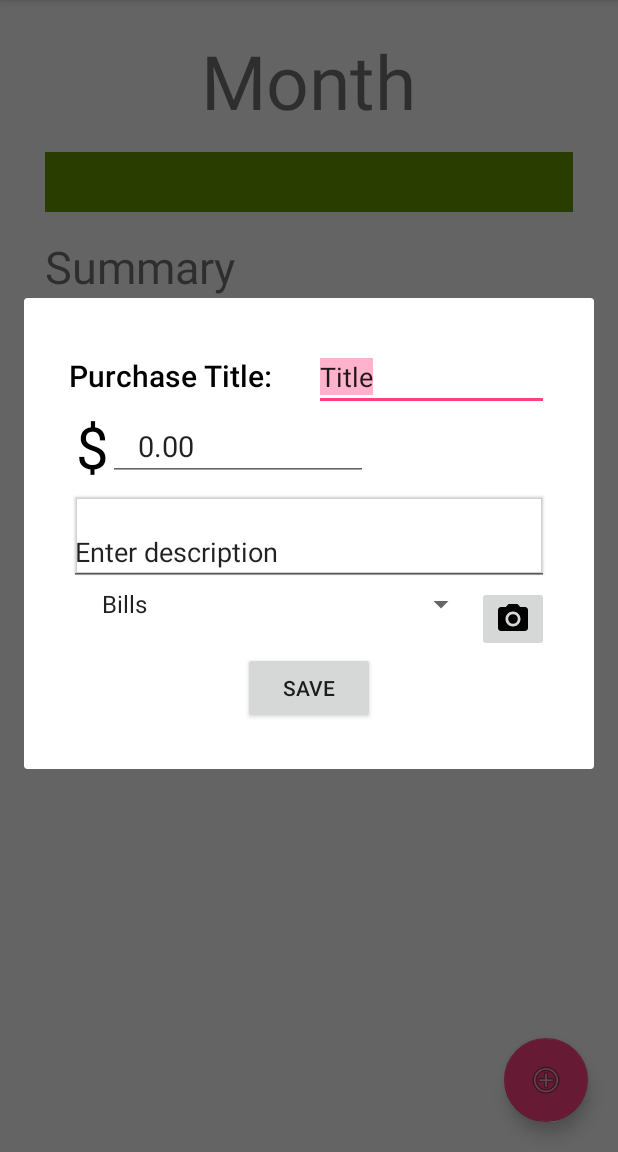
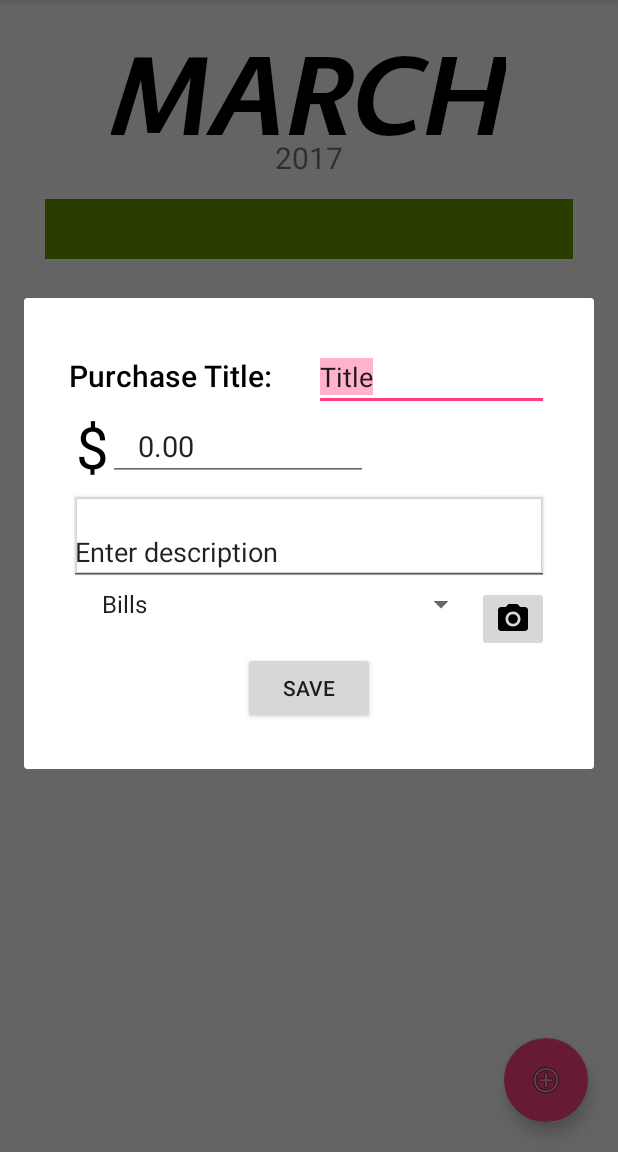
Before and after one commit to bryannaphan/FundGuy, an Android app: the MainActivity screen opened directly, with no data from a screen before it, after a tap on an icon or button, on a phone screen of 412 x 824 dp, the part 84-1236 px from its top. Run offline under Robolectric (Android 15) with nearby library versions, the phone set to English and light mode, and no system bars.

Commit message:
made changes to mainActivity

```diff
--- a/app/src/main/java/edu/ucsb/cs/cs185/bryannaphan/fundguy/DetailsActivity.java
+++ b/app/src/main/java/edu/ucsb/cs/cs185/bryannaphan/fundguy/DetailsActivity.java
@@ -22,8 +22,11 @@ public class DetailsActivity extends AppCompatActivity {
         TextView titleView = (TextView) findViewById(R.id.titleDetail);
         titleView.setText(title);
 
+        // TODO: Get the amount to print with two decimal places
         TextView amountView = (TextView) findViewById(R.id.amountDetail);
         amountView.setText(amount.toString());
+        // amount.setText(String.format("%.2f", amount));
+
 
         TextView descriptionView = (TextView) findViewById(R.id.descriptionDetail);
         descriptionView.setText(description);
--- a/app/src/main/java/edu/ucsb/cs/cs185/bryannaphan/fundguy/MainActivity.java
+++ b/app/src/main/java/edu/ucsb/cs/cs185/bryannaphan/fundguy/MainActivity.java
@@ -1,6 +1,7 @@
 package edu.ucsb.cs.cs185.bryannaphan.fundguy;
 
 import android.content.Intent;
+import android.graphics.Typeface;
 import android.os.Bundle;
 import android.support.design.widget.FloatingActionButton;
 import android.support.design.widget.Snackbar;
@@ -16,7 +17,11 @@ import android.view.Menu;
 import android.view.MenuItem;
 import android.widget.AdapterView;
 import android.widget.ListView;
+import android.widget.TextView;
 import android.widget.Toast;
+
+import java.util.Calendar;
+import java.util.Locale;
 
 public class MainActivity extends AppCompatActivity
         implements NavigationView.OnNavigationItemSelectedListener {
@@ -28,6 +33,17 @@ public class MainActivity extends AppCompatActivity
         setContentView(R.layout.activity_main);
         Toolbar toolbar = (Toolbar) findViewById(R.id.toolbar);
         setSupportActionBar(toolbar);
+
+        // Getting Month
+        Calendar cal = Calendar.getInstance();
+        String month = String.format(Locale.US,"%tB",cal).toUpperCase();
+
+        // Importing title font
+        TextView monthText = (TextView)findViewById(R.id.month);
+        Typeface custom_font = Typeface.createFromAsset(getAssets(), "fonts/Route159-BoldItalic.otf");
+        monthText.setTypeface(custom_font);
+        monthText.setText(month);
+
 
         FloatingActionButton fab = (FloatingActionButton) findViewById(R.id.fab);
         fab.setOnClickListener(new View.OnClickListener() {
--- a/app/src/main/res/layout/activity_login.xml
+++ b/app/src/main/res/layout/activity_login.xml
@@ -82,6 +82,7 @@
                 android:layout_width="match_parent"
                 android:layout_height="wrap_content"
                 android:maxLines="1"
+                android:inputType="textPassword"
                 android:id="@+id/passwordEdit" />
 
         </LinearLayout>
--- a/app/src/main/res/layout/content_main.xml
+++ b/app/src/main/res/layout/content_main.xml
@@ -12,15 +12,28 @@
     tools:context="edu.ucsb.cs.cs185.bryannaphan.fundguy.MainActivity"
     tools:showIn="@layout/app_bar_main">
 
+    <LinearLayout
+        android:orientation="vertical"
+        android:layout_width="match_parent"
+        android:layout_height="match_parent">
+
         <TextView
             android:text="Month"
             android:layout_width="wrap_content"
+            android:layout_height="91dp"
+            android:id="@+id/month"
+            android:textSize="70sp"
+            android:textColor="@color/black"
+            android:layout_gravity="center_horizontal"
+            android:paddingTop="20dp" />
+
+        <TextView
+            android:text="2017"
+            android:layout_width="wrap_content"
             android:layout_height="wrap_content"
-        android:id="@+id/month"
-        android:textSize="50sp"
-        android:layout_alignParentTop="true"
-        android:layout_centerHorizontal="true"
-        android:paddingTop="20dp" />
+            android:id="@+id/year"
+            android:textSize="20sp"
+            android:layout_gravity="center_horizontal" />
 
         <ProgressBar
             style="?android:attr/progressBarStyleHorizontal"
@@ -33,7 +46,6 @@
             android:progressDrawable="@android:color/holo_green_dark" />
 
         <TextView
-        android:text="Summary"
             android:layout_width="match_parent"
             android:layout_height="wrap_content"
             android:layout_marginTop="16dp"
@@ -50,4 +62,5 @@
             android:layout_alignParentStart="true"
             android:layout_marginTop="18dp"
             android:clickable="true" />
+    </LinearLayout>
 </RelativeLayout>
```
Lines whose indentation alone changed are shown as unchanged.
